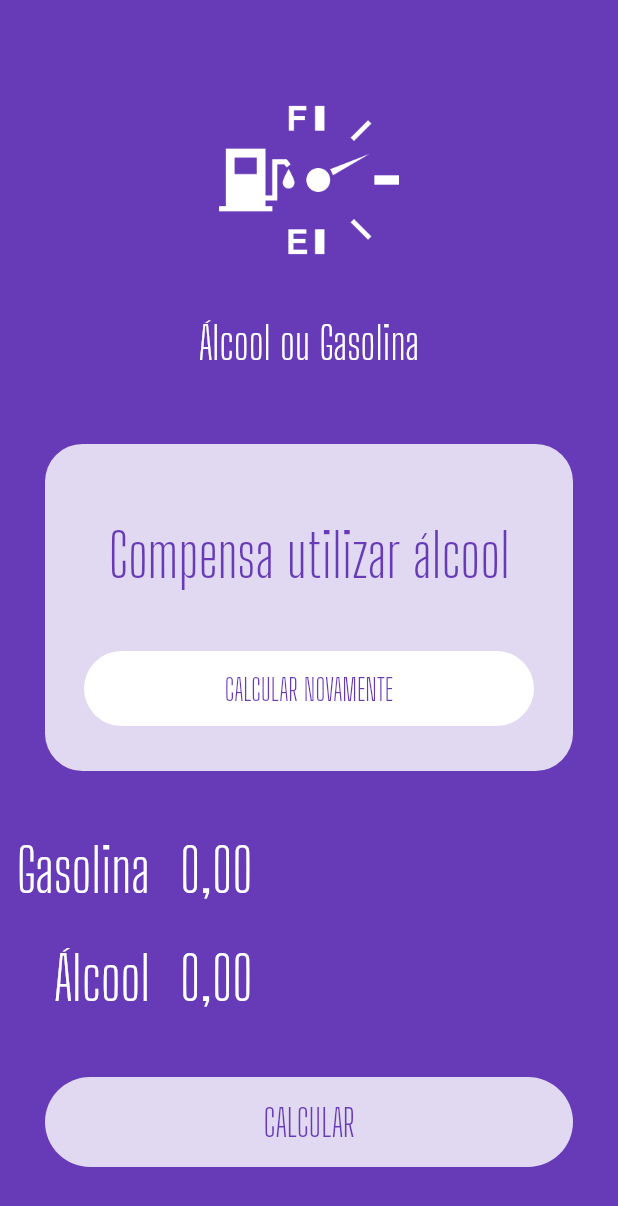
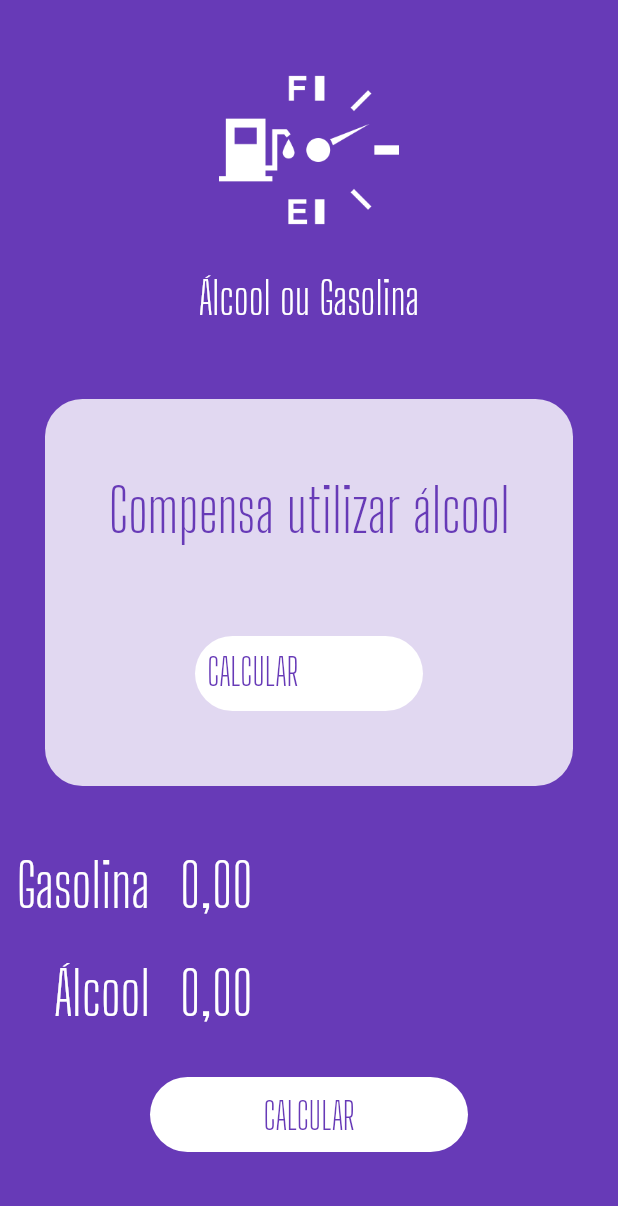
Before and after one commit to FillipeEduardo/Alcool-ou-Gasolina-Flutter, a Flutter app: the screen it shows after launch, on a phone screen of 412 x 824 dp. Shown: the top 1206 px of the screen. Run offline on Flutter 3.47's test engine with Material 2 defaults, Android fonts, the phone set to English and light mode, and no system bars; our stand-ins replace extended_masked_text.

Commit message:
criado o botao loading

```diff
--- a/lib/main.dart
+++ b/lib/main.dart
@@ -1,6 +1,5 @@
-import 'dart:html';
-
 import 'package:aog/widgets/input.widget.dart';
+import 'package:aog/widgets/loading-button.widget.dart';
 import 'package:aog/widgets/logo.widget.dart';
 import 'package:flutter/material.dart';
 
@@ -61,23 +60,11 @@ class HomePage extends StatelessWidget {
                 const SizedBox(
                   height: 40,
                 ),
-                Container(
-                  height: 50,
-                  width: 300,
-                  decoration: BoxDecoration(
-                    borderRadius: BorderRadius.circular(60),
-                    color: Colors.white,
-                  ),
-                  child: TextButton(
-                  onPressed: () {},
-                  child: const Text(
-                    "CALCULAR NOVAMENTE",
-                    style: TextStyle(
-                      fontFamily: "Big Shoulders Display",
-                      fontSize: 20
-                    ),
-                  ),
-                ),
+                LoadingButton(
+                  false,
+                  false,
+                  () {},
+                  "CALCULAR NOVAMENTE",
                 ),
                 const SizedBox(
                   height: 30,
@@ -87,24 +74,11 @@ class HomePage extends StatelessWidget {
           ),
           Input("Gasolina"),
           Input("Álcool"),
-          Container(
-            margin: const EdgeInsets.all(30),
-            height: 60,
-            decoration: BoxDecoration(
-              color: Colors.white.withOpacity(0.8),
-              borderRadius: BorderRadius.circular(60),
-            ),
-            child: TextButton(
-              onPressed: () {},
-              child: const Text(
-                "CALCULAR",
-                style: TextStyle(
-                  color: Colors.deepPurple,
-                  fontFamily: "Big Shoulders Display",
-                  fontSize: 25,
-                ),
-              ),
-            ),
+          LoadingButton(
+            false,
+            false,
+            () {},
+            "CALCULAR",
           ),
         ],
       ),
--- /dev/null
+++ b/lib/widgets/loading-button.widget.dart
@@ -0,0 +1,43 @@
+import 'package:flutter/material.dart';
+
+@immutable
+class LoadingButton extends StatelessWidget {
+  var busy = false;
+  var invert = false;
+  late Function func;
+  var text = "";
+
+  LoadingButton(this.busy, this.invert, this.func, this.text);
+
+  @override
+  Widget build(BuildContext context) {
+    return busy? Container(
+      alignment: Alignment.center,
+      height: 50,
+      child: CircularProgressIndicator(
+        color: Colors.white,
+      ),
+    )
+    :
+    Container(
+      height: 50,
+      width: 500,
+      margin: const EdgeInsets.fromLTRB(100, 20, 100, 20),
+      decoration: BoxDecoration(
+        color:invert? Colors.deepPurple : Colors.white,
+        borderRadius: BorderRadius.circular(60),
+      ),
+      child: TextButton(
+        onPressed: () {},
+        child: Text(
+          text,
+          style: TextStyle(
+            fontFamily: "Big Shoulders Display",
+            fontSize: 25,
+            color:invert? Colors.white : Colors.deepPurple,
+          ),
+        ),
+      ),
+    );
+  }
+}
--- a/lib/widgets/logo.widget.dart
+++ b/lib/widgets/logo.widget.dart
@@ -8,14 +8,14 @@ class Logo extends StatelessWidget {
     return Column(
       children: <Widget> [
         const SizedBox(
-            height: 60,
+            height: 40,
           ),
           Image.asset(
             "assets/images/aog-white.png",
             height: 120,
           ),
            const SizedBox(
-             height: 30,
+             height: 20,
           ),
           const Text(
             "Álcool ou Gasolina",
```
